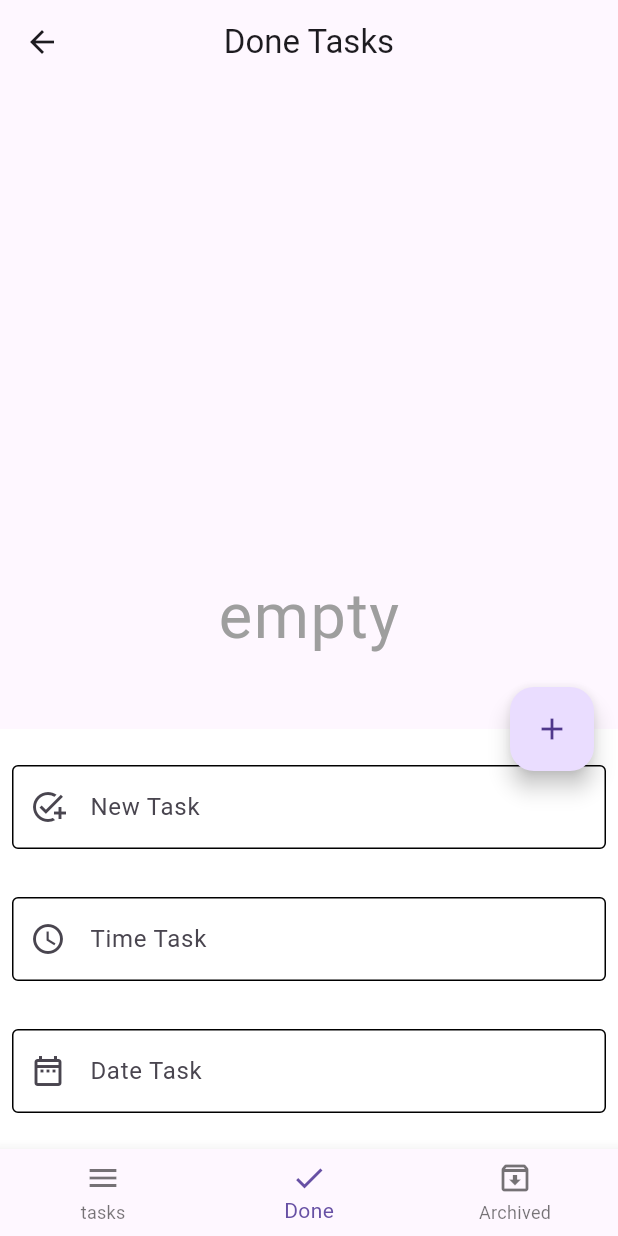
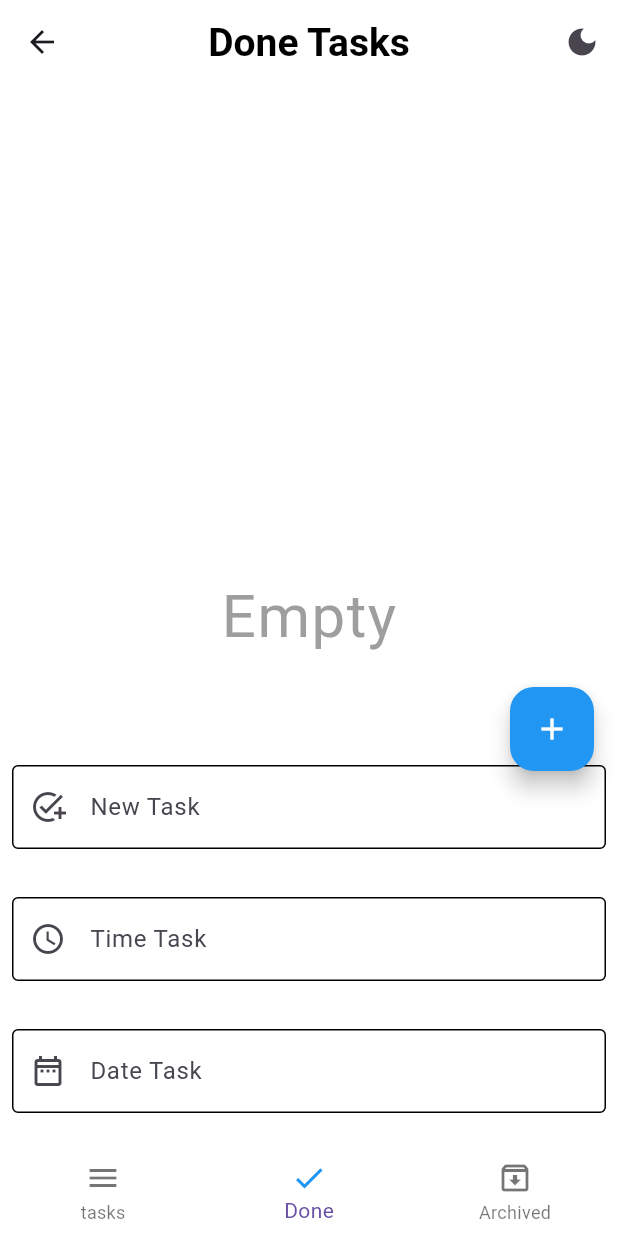
Before and after one commit to MuhammadDev01/todo_app, a Flutter app: the screen it shows after launch, item 2 of the bottom bar chosen, after a tap on the "edit" icon, on a phone screen of 412 x 824 dp. Run offline on Flutter 3.47's test engine with Material 3 defaults, Android fonts, the phone set to English and light mode, and no system bars; our stand-ins replace device_preview, flutter_bloc, sqflite; accounts and stored records are empty.

Commit message:
Radical maintenance for app and add dark mode

```diff
--- /dev/null
+++ b/devtools_options.yaml
@@ -0,0 +1,3 @@
+description: This file stores settings for Dart & Flutter DevTools.
+documentation: https://docs.flutter.dev/tools/devtools/extensions#configure-extension-enablement-states
+extensions:
--- /dev/null
+++ b/lib/components/app_themes.dart
@@ -0,0 +1,39 @@
+import 'package:flutter/material.dart';
+import 'package:todo_app/constants.dart';
+
+class AppThemes {
+  static final ThemeData lightTheme = ThemeData(
+    brightness: Brightness.light,
+    scaffoldBackgroundColor: Colors.white,
+    textTheme: const TextTheme(
+      displaySmall: TextStyle(
+        fontSize: 24,
+        color: Colors.black,
+      ),
+    ),
+    appBarTheme: const AppBarTheme(
+      titleTextStyle: TextStyle(
+        color: Colors.black,
+        fontSize: 26,
+        fontWeight: FontWeight.bold,
+      ),
+    ),
+  );
+  static final ThemeData darkTheme = ThemeData(
+    brightness: Brightness.dark,
+    scaffoldBackgroundColor: darkGreyClr,
+    textTheme: const TextTheme(
+      displaySmall: TextStyle(
+        fontSize: 24,
+        color: Colors.white,
+      ),
+    ),
+    appBarTheme: const AppBarTheme(
+      titleTextStyle: TextStyle(
+        color: Colors.white,
+        fontSize: 26,
+        fontWeight: FontWeight.bold,
+      ),
+    ),
+  );
+}
--- a/lib/components/components.dart
+++ b/lib/components/components.dart
@@ -4,6 +4,7 @@
   TextEditingController? controller,
   required String label,
   required Icon prefixIcon,
+  required Color borderColor,
   required String message,
   void Function(String)? onFieldSubmitted,
   void Function()? onTap,
@@ -29,8 +30,16 @@
         decoration: InputDecoration(
           prefixIcon: prefixIcon,
           label: Text(label),
-          border: const OutlineInputBorder(),
-          enabledBorder: const OutlineInputBorder(),
+          border: OutlineInputBorder(
+            borderSide: BorderSide(
+              color: borderColor,
+            ),
+          ),
+          enabledBorder: OutlineInputBorder(
+            borderSide: BorderSide(
+              color: borderColor,
+            ),
+          ),
         ),
       ),
     );
@@ -39,4 +48,5 @@
       color: Colors.grey[300],
       width: double.infinity,
       height: 1,
+      margin: const EdgeInsets.symmetric(vertical: 14, horizontal: 10),
     );
--- /dev/null
+++ b/lib/constants.dart
@@ -0,0 +1,3 @@
+   import 'dart:ui';
+
+Color darkGreyClr = const Color(0xFF121212);
--- a/lib/cubit/tasks_cubit.dart
+++ b/lib/cubit/tasks_cubit.dart
@@ -13,12 +13,13 @@
   List newTasks = [];
   List doneTasks = [];
   List archivedTasks = [];
-  String? name;
-  String? time;
-  String? date;
+  TextEditingController nameController = TextEditingController();
+  TextEditingController timeController = TextEditingController();
+  TextEditingController dateController = TextEditingController();
   int currentIndex = 0;
   bool isOpenBottom = true;
   Database? database;
+  bool isDark = false;
 
   final List<Widget> pages = const [
     NewTasksPage(),
@@ -34,6 +35,11 @@
   changeIndex(int index) {
     currentIndex = index;
     emit(BottomNavigatorHomeState());
+  }
+
+  changeThemeMode() {
+    isDark = !isDark;
+    emit(ChangeThemeModeState());
   }
 
   openBottom() {
--- a/lib/cubit/tasks_state.dart
+++ b/lib/cubit/tasks_state.dart
@@ -20,3 +20,4 @@
 final class UpdateDataState extends TasksStates {}
 
 final class DeleteDataState extends TasksStates {}
+final class ChangeThemeModeState extends TasksStates {}
--- a/lib/main.dart
+++ b/lib/main.dart
@@ -1,10 +1,19 @@
+import 'package:device_preview/device_preview.dart';
+import 'package:flutter/foundation.dart';
 import 'package:flutter/material.dart';
 import 'package:flutter_bloc/flutter_bloc.dart';
+import 'package:todo_app/components/app_themes.dart';
+import 'package:todo_app/cubit/tasks_cubit.dart';
 import 'package:todo_app/pages/home_page.dart';
 
 void main() async {
   Bloc.observer = MyBlocObserver();
-  runApp(const MyApp());
+  runApp(
+    DevicePreview(
+      enabled: !kReleaseMode,
+      builder: (context) => const MyApp(), // Wrap your app
+    ),
+  );
 }
 
 class MyBlocObserver extends BlocObserver {
@@ -21,9 +30,24 @@
   // This widget is the root of your application.
   @override
   Widget build(BuildContext context) {
-    return const MaterialApp(
-      debugShowCheckedModeBanner: false,
-      home: HomePage(),
+    return BlocProvider(
+      create: (context) => TasksCubit()..createDatabase(),
+      child: BlocConsumer<TasksCubit, TasksStates>(
+        listener: (context, state) {},
+        builder: (context, state) {
+          return MaterialApp(
+            debugShowCheckedModeBanner: false,
+            locale: DevicePreview.locale(context),
+            builder: DevicePreview.appBuilder,
+            home: const HomePage(),
+            theme: AppThemes.lightTheme,
+            darkTheme: AppThemes.darkTheme,
+            themeMode: TasksCubit.get(context).isDark
+                ? ThemeMode.dark
+                : ThemeMode.light,
+          );
+        },
+      ),
     );
   }
 }
--- a/lib/pages/home_page.dart
+++ b/lib/pages/home_page.dart
@@ -1,31 +1,47 @@
+import 'dart:developer';
+
 import 'package:flutter/material.dart';
 import 'package:flutter_bloc/flutter_bloc.dart';
 import 'package:todo_app/cubit/tasks_cubit.dart';
 import 'package:todo_app/widgets/bottom_sheet_items.dart';
 
+class HomePage extends StatefulWidget {
+  const HomePage({super.key});
+
+  @override
+  State<HomePage> createState() => _HomePageState();
+}
+
+class _HomePageState extends State<HomePage> {
   GlobalKey<ScaffoldState> scaffoldKey = GlobalKey<ScaffoldState>();
   GlobalKey<FormState> formKey = GlobalKey<FormState>();
 
-class HomePage extends StatelessWidget {
-  const HomePage({super.key});
-
   @override
   Widget build(BuildContext context) {
-    return BlocProvider(
-      create: (context) => TasksCubit()..createDatabase(),
-      child: BlocConsumer<TasksCubit, TasksStates>(
-        listener: (context, state) {},
+    return BlocBuilder<TasksCubit, TasksStates>(
       builder: (context, state) {
         return Scaffold(
           key: scaffoldKey,
+          backgroundColor: Theme.of(context).scaffoldBackgroundColor,
           appBar: AppBar(
+            backgroundColor: Theme.of(context).scaffoldBackgroundColor,
             title: Text(
               TasksCubit.get(context)
                   .titles[TasksCubit.get(context).currentIndex],
             ),
             centerTitle: true,
+            actions: [
+              IconButton(
+                onPressed: () {
+                  TasksCubit.get(context).changeThemeMode();
+                },
+                icon: const Icon(Icons.dark_mode),
+              )
+            ],
           ),
           bottomNavigationBar: BottomNavigationBar(
+            backgroundColor: Theme.of(context).scaffoldBackgroundColor,
+            elevation: 0.0,
             type: BottomNavigationBarType.fixed,
             currentIndex: TasksCubit.get(context).currentIndex,
             onTap: (index) {
@@ -35,18 +51,28 @@
               BottomNavigationBarItem(
                 icon: Icon(Icons.menu),
                 label: 'tasks',
+                activeIcon: Icon(
+                  Icons.menu,
+                  color: Colors.blue,
+                ),
               ),
               BottomNavigationBarItem(
-                  icon: Icon(
+                icon: Icon(Icons.check),
+                label: 'Done',
+                activeIcon: Icon(
                   Icons.check,
+                  color: Colors.blue,
                 ),
-                  label: 'Done',
               ),
               BottomNavigationBarItem(
                 icon: Icon(
                   Icons.archive_outlined,
                 ),
                 label: 'Archived',
+                activeIcon: Icon(
+                  Icons.archive,
+                  color: Colors.blue,
+                ),
               ),
             ],
           ),
@@ -54,15 +80,16 @@
             onPressed: () {
               showBottomSheetMethod(context);
             },
+            backgroundColor: Colors.blue,
             child: Icon(
               TasksCubit.get(context).isOpenBottom ? Icons.edit : Icons.add,
+              color: Colors.white,
             ),
           ),
           body: TasksCubit.get(context)
               .pages[TasksCubit.get(context).currentIndex],
         );
       },
-      ),
     );
   }
 
@@ -73,7 +100,7 @@
             elevation: 22,
             (context) => Container(
               padding: const EdgeInsets.symmetric(vertical: 16),
-              color: Colors.white,
+              color: Theme.of(context).scaffoldBackgroundColor,
               child: Form(
                 key: formKey,
                 child: BottomSheetItems(),
@@ -82,16 +109,18 @@
           )
           .closed
           .then((value) {
+        if (mounted) {
           TasksCubit.get(context).openBottom();
+        }
       });
 
       TasksCubit.get(context).closeBottom();
     } else {
       if (formKey.currentState!.validate()) {
         TasksCubit.get(context).insertToDatabase(
-          title: TasksCubit.get(context).name.toString(),
-          time: TasksCubit.get(context).time.toString(),
-          date: TasksCubit.get(context).date.toString(),
+          title: TasksCubit.get(context).nameController.text,
+          time: TasksCubit.get(context).timeController.text,
+          date: TasksCubit.get(context).dateController.text,
         );
         Navigator.pop(context);
       }
--- a/lib/widgets/bottom_sheet_items.dart
+++ b/lib/widgets/bottom_sheet_items.dart
@@ -4,14 +4,8 @@
 import 'package:todo_app/cubit/tasks_cubit.dart';
 
 class BottomSheetItems extends StatelessWidget {
-  BottomSheetItems({super.key});
-  final TextEditingController titleController = TextEditingController();
-
-  final TextEditingController timeController = TextEditingController();
-
-  final TextEditingController dateController = TextEditingController();
-
-  final DateTime timeNow = DateTime.now();
+  const BottomSheetItems({super.key});
+  //DateTime timeNow = DateTime.now();
 
   @override
   Widget build(BuildContext context) {
@@ -19,57 +13,65 @@
       mainAxisSize: MainAxisSize.min,
       children: [
         defaultTextFormField(
-          controller: titleController,
+          controller: TasksCubit.get(context).nameController,
           readOnly: false,
           label: 'New Task',
           prefixIcon: const Icon(Icons.add_task),
           message: 'task name',
           textInputType: TextInputType.text,
           onChanged: (value) {
-            TasksCubit.get(context).name = value;
+            TasksCubit.get(context).nameController.text = value;
           },
+          borderColor:
+              TasksCubit.get(context).isDark ? Colors.white : Colors.black,
         ),
         const SizedBox(
           height: 16,
         ),
         defaultTextFormField(
-          controller: timeController,
+          controller: TasksCubit.get(context).timeController,
           label: 'Time Task',
           prefixIcon: const Icon(Icons.watch_later_outlined),
           message: 'task time',
-          onTap: () => showTimePicker(
+          onTap: () async {
+            showTimePicker(
               context: context,
               initialTime: TimeOfDay.now(),
             ).then((value) {
               if (value != null) {
-              timeController.text = value.format(context);
-              TasksCubit.get(context).time = value.format(context);
+                TasksCubit.get(context).timeController.text =
+                    value.format(context);
               } else {
                 return null;
               }
-          }),
+            });
+          },
+          borderColor:
+              TasksCubit.get(context).isDark ? Colors.white : Colors.black,
         ),
         const SizedBox(
           height: 16,
         ),
         defaultTextFormField(
-          controller: dateController,
+          controller: TasksCubit.get(context).dateController,
           label: 'Date Task',
           prefixIcon: const Icon(Icons.date_range_outlined),
           message: 'task date',
           onTap: () => showDatePicker(
             context: context,
-            initialDate: timeNow,
-            firstDate: timeNow,
-            lastDate: timeNow.add(const Duration(days: 365)),
+            initialDate: DateTime.now(),
+            firstDate: DateTime.now(),
+            lastDate: DateTime.now().add(const Duration(days: 365)),
           ).then((value) {
             if (value != null) {
-              dateController.text = DateFormat.yMMMd().format(value);
-              TasksCubit.get(context).date = DateFormat.yMMMd().format(value);
+              TasksCubit.get(context).dateController.text =
+                  DateFormat.yMMMd().format(value);
             } else {
               return null;
             }
           }),
+          borderColor:
+              TasksCubit.get(context).isDark ? Colors.white : Colors.black,
         ),
       ],
     );
--- a/pubspec.yaml
+++ b/pubspec.yaml
@@ -29,10 +29,11 @@
 # versions available, run `flutter pub outdated`.
 dependencies:
   cupertino_icons: ^1.0.2
+  device_preview: ^1.2.0
   flutter:
     sdk: flutter
   flutter_bloc: ^8.1.3
-  intl: ^0.18.1
+  intl: 0.19.0
   path: ^1.8.3
   path_provider: ^2.1.1
   sqflite: ^2.3.0
```
Also changed, not shown: lib/widgets/tasks_builder.dart (+48 -31 lines), pubspec.lock. Lines whose indentation alone changed are shown as unchanged.
